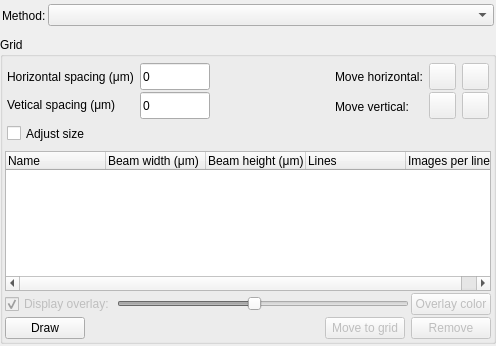
First picture: the form in BlissFramework/Bricks/widgets/ui_files/Qt4_advanced_methods_layout.ui, repository mxcube/mxcubeqt, before the edit.
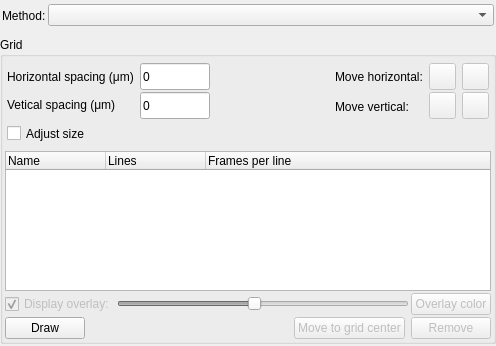
Second picture: the form after the edit. Icons and pictures are not drawn.

Diff of the .ui file:
```diff
--- a/BlissFramework/Bricks/widgets/ui_files/Qt4_advanced_methods_layout.ui
+++ b/BlissFramework/Bricks/widgets/ui_files/Qt4_advanced_methods_layout.ui
@@ -150,16 +150,6 @@
               <string>Name</string>
              </property>
             </column>
-            <column>
-             <property name="text">
-              <string>Beam width (μm)</string>
-             </property>
-            </column>
-            <column>
-             <property name="text">
-              <string>Beam height (μm)</string>
-             </property>
-            </column>
             <column>
              <property name="text">
               <string>Lines</string>
@@ -167,7 +157,7 @@
             </column>
             <column>
              <property name="text">
-              <string>Images per line</string>
+              <string>Frames per line</string>
              </property>
             </column>
            </widget>
@@ -228,7 +218,7 @@
                </size>
               </property>
               <property name="text">
-               <string>Move to grid</string>
+               <string>Move to grid center</string>
               </property>
              </widget>
             </item>
```
Left out of the diff: 10 changed lines with no effect on the pictures.
